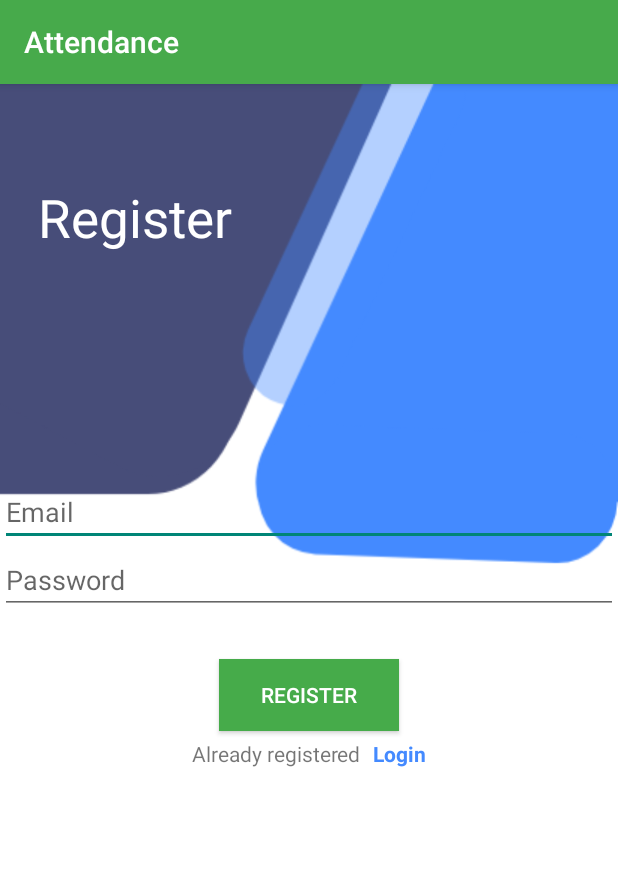
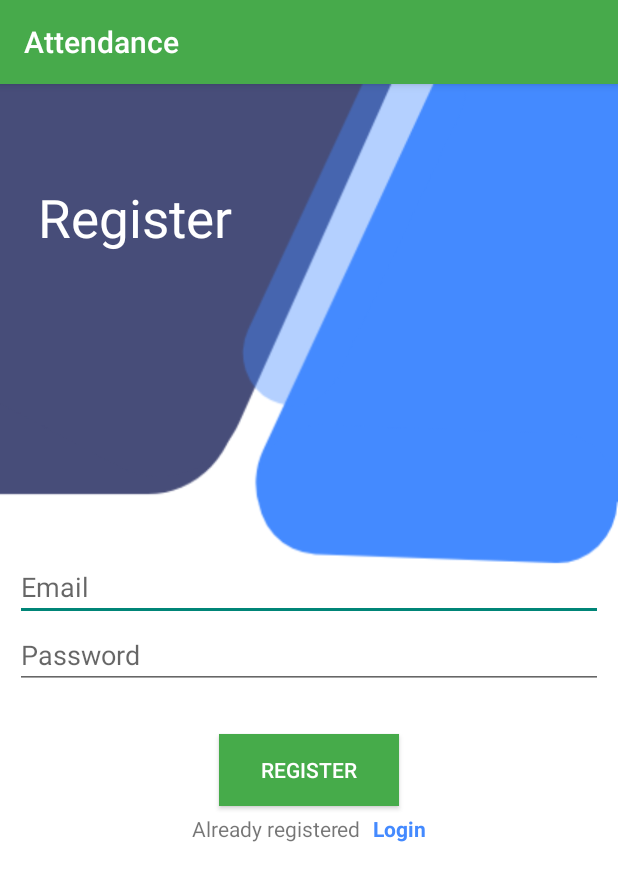
Before and after one commit to Preveen369/Attendance, an Android app: the screen it shows after launch (Register), on a phone screen of 412 x 824 dp. Shown: the top 881 px of the screen. Run offline under Robolectric (Android 15) with nearby library versions, the phone set to English and light mode, and no system bars; our stand-ins replace Firebase (no records; nobody signed in at launch, a user with empty details on screens opened directly).

Commit message:
Made Changes

```diff
--- a/app/src/main/res/layout/activity_login.xml
+++ b/app/src/main/res/layout/activity_login.xml
@@ -30,7 +30,9 @@
             android:id="@+id/email1"
             android:layout_width="match_parent"
             android:layout_height="wrap_content"
-            android:layout_marginTop="150dp"
+            android:layout_marginTop="200dp"
+            android:layout_marginStart="10dp"
+            android:layout_marginEnd="10dp"
             android:ems="10"
             android:hint="Email"
             android:inputType="textEmailAddress" />
@@ -41,6 +43,8 @@
             android:layout_height="wrap_content"
             android:ems="10"
             android:hint="Password"
+            android:layout_marginStart="10dp"
+            android:layout_marginEnd="10dp"
             android:inputType="textPassword" />
 
         <Button
--- a/app/src/main/res/layout/activity_register.xml
+++ b/app/src/main/res/layout/activity_register.xml
@@ -30,7 +30,9 @@
             android:id="@+id/email"
             android:layout_width="match_parent"
             android:layout_height="wrap_content"
-            android:layout_marginTop="150dp"
+            android:layout_marginTop="200dp"
+            android:layout_marginStart="10dp"
+            android:layout_marginEnd="10dp"
             android:ems="10"
             android:hint="Email"
             android:inputType="textEmailAddress" />
@@ -41,6 +43,8 @@
             android:layout_height="wrap_content"
             android:ems="10"
             android:hint="Password"
+            android:layout_marginStart="10dp"
+            android:layout_marginEnd="10dp"
             android:inputType="textPassword" />
 
         <Button
```
